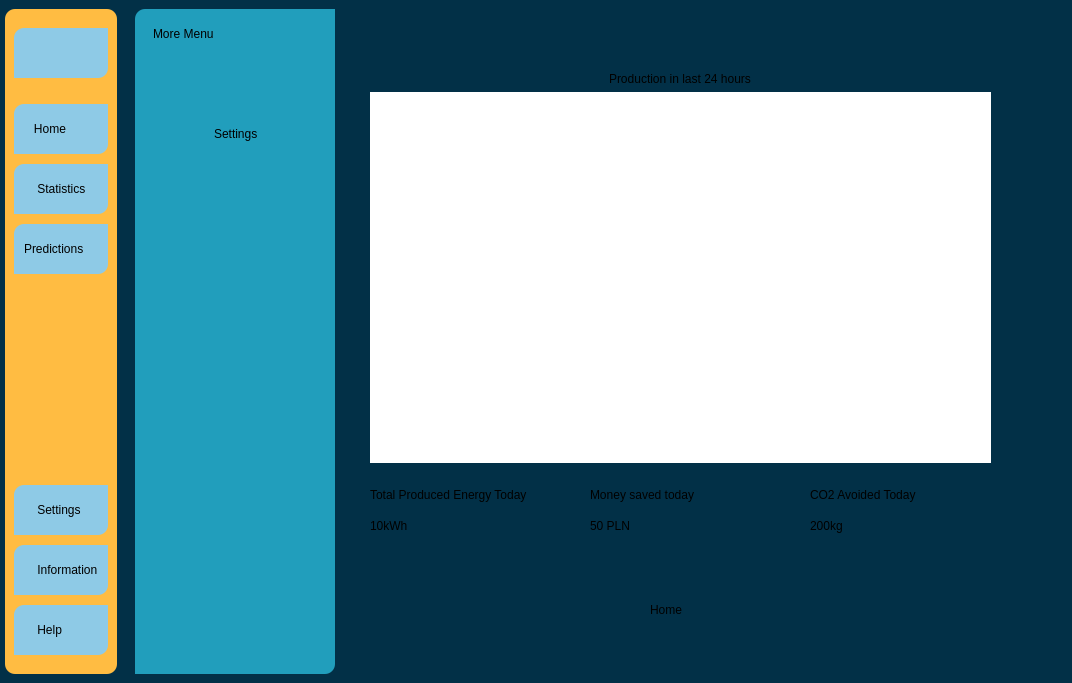
Above: Project1.ui from ddziechciarz/JPWPApp before the change. Below: the same form after it.
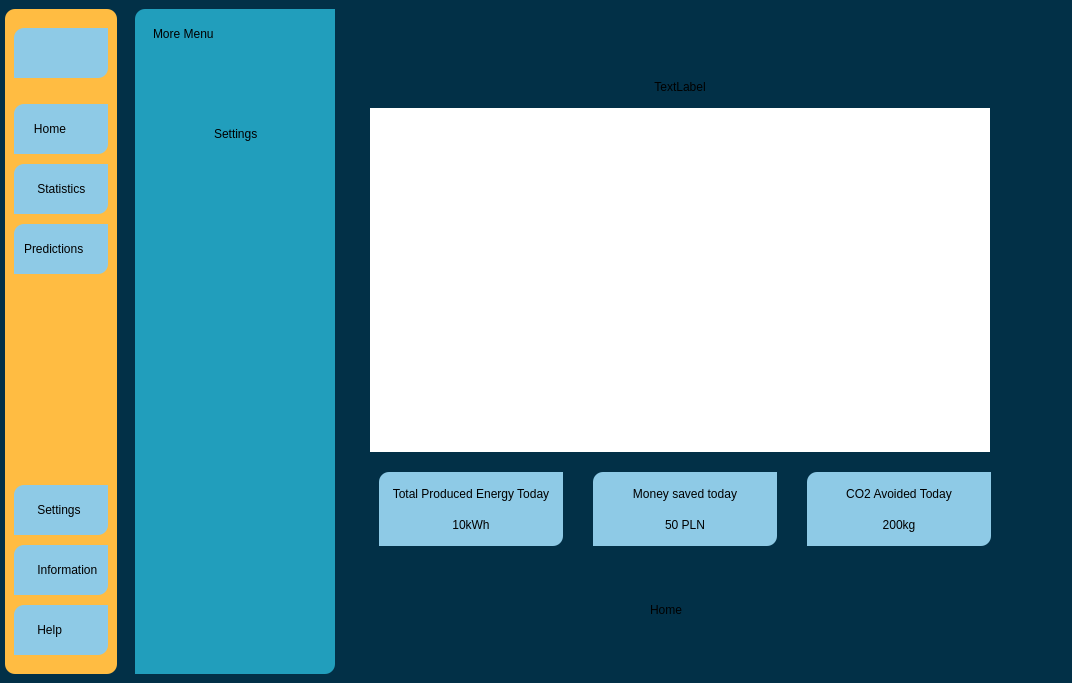
That is the form after the change. The open tabs and pages were chosen to show the change. Icons and pictures are not drawn.

The edit to the form file:
```diff
--- a/Project1.ui
+++ b/Project1.ui
@@ -55,6 +55,36 @@
 #helpPage{
 	background-color: #219ebc;
 }
+#avoidedCO2Widget{
+	background-color: #8ecae6;
+	border-top-left-radius: 10px;
+	border-bottom-right-radius: 10px;
+}
+#moneySavedWidget{
+	background-color: #8ecae6;
+	border-top-left-radius: 10px;
+	border-bottom-right-radius: 10px;
+}
+#totalProduced{
+	background-color: #8ecae6;
+	border-top-left-radius: 10px;
+	border-bottom-right-radius: 10px;
+}
+#predictedProductionWidget{
+	background-color: #8ecae6;
+	border-top-left-radius: 10px;
+	border-bottom-right-radius: 10px;
+}
+#predictedSavingsWidget{
+	background-color: #8ecae6;
+	border-top-left-radius: 10px;
+	border-bottom-right-radius: 10px;
+}
+#statGraphSettingsWidet{
+	background-color: #8ecae6;
+	border-top-left-radius: 10px;
+	border-bottom-right-radius: 10px;
+}
 </string>
   </property>
   <widget class="QWidget" name="centralwidget">
@@ -564,38 +594,78 @@
                <rect>
                 <x>20</x>
                 <y>30</y>
-                <width>621</width>
-                <height>391</height>
+                <width>620</width>
+                <height>380</height>
                </rect>
               </property>
               <layout class="QVBoxLayout" name="verticalLayout_11">
-               <item alignment="Qt::AlignHCenter">
-                <widget class="QLabel" name="label_7">
+               <item alignment="Qt::AlignHCenter|Qt::AlignVCenter">
+                <widget class="QWidget" name="graphWidgetName" native="true">
+                 <property name="minimumSize">
+                  <size>
+                   <width>200</width>
+                   <height>20</height>
+                  </size>
+                 </property>
+                 <property name="maximumSize">
+                  <size>
+                   <width>150</width>
+                   <height>30</height>
+                  </size>
+                 </property>
+                 <layout class="QHBoxLayout" name="horizontalLayout_8">
+                  <item>
+                   <widget class="QLabel" name="label_10">
                  <property name="text">
-                  <string>Production in last 24 hours</string>
-                 </property>
-                </widget>
-               </item>
+                     <string>TextLabel</string>
+                    </property>
+                    <property name="alignment">
+                     <set>Qt::AlignCenter</set>
+                    </property>
+                   </widget>
+                  </item>
+                 </layout>
+                </widget>
+               </item>
                <item>
-                <widget class="QGraphicsView" name="graphicsView"/>
+                <widget class="QGraphicsView" name="graphicsView">
+                 <property name="minimumSize">
+                  <size>
+                   <width>0</width>
+                   <height>100</height>
+                  </size>
+                 </property>
+                </widget>
                </item>
               </layout>
              </widget>
+             <widget class="QWidget" name="dataWidget" native="true">
+              <property name="geometry">
+               <rect>
+                <x>20</x>
+                <y>430</y>
+                <width>621</width>
+                <height>74</height>
+               </rect>
+              </property>
+              <layout class="QHBoxLayout" name="horizontalLayout_9">
+               <property name="spacing">
+                <number>30</number>
+               </property>
+               <property name="leftMargin">
+                <number>9</number>
+               </property>
+               <item>
              <widget class="QWidget" name="totalProduced" native="true">
-              <property name="geometry">
-               <rect>
-                <x>20</x>
-                <y>440</y>
-                <width>170</width>
-                <height>56</height>
-               </rect>
-              </property>
               <layout class="QVBoxLayout" name="verticalLayout_10">
                <item>
                 <widget class="QLabel" name="totalProducedLabel">
                  <property name="text">
                   <string>Total Produced Energy Today</string>
                  </property>
+                    <property name="alignment">
+                     <set>Qt::AlignCenter</set>
+                    </property>
                 </widget>
                </item>
                <item>
@@ -603,51 +673,51 @@
                  <property name="text">
                   <string>10kWh</string>
                  </property>
+                    <property name="alignment">
+                     <set>Qt::AlignCenter</set>
+                    </property>
                 </widget>
                </item>
               </layout>
              </widget>
+               </item>
+               <item>
              <widget class="QWidget" name="moneySavedWidget" native="true">
-              <property name="geometry">
-               <rect>
-                <x>240</x>
-                <y>440</y>
-                <width>121</width>
-                <height>56</height>
-               </rect>
-              </property>
               <layout class="QVBoxLayout" name="verticalLayout_9">
                <item>
-                <widget class="QLabel" name="moneySavedValue">
+                   <widget class="QLabel" name="moneySavedTodayLabel">
                  <property name="text">
                   <string>Money saved today</string>
                  </property>
+                    <property name="alignment">
+                     <set>Qt::AlignCenter</set>
+                    </property>
                 </widget>
                </item>
                <item>
-                <widget class="QLabel" name="label_9">
+                   <widget class="QLabel" name="moneySavedValue">
                  <property name="text">
                   <string>50 PLN</string>
                  </property>
+                    <property name="alignment">
+                     <set>Qt::AlignCenter</set>
+                    </property>
                 </widget>
                </item>
               </layout>
              </widget>
+               </item>
+               <item>
              <widget class="QWidget" name="avoidedCO2Widget" native="true">
-              <property name="geometry">
-               <rect>
-                <x>460</x>
-                <y>440</y>
-                <width>122</width>
-                <height>56</height>
-               </rect>
-              </property>
               <layout class="QVBoxLayout" name="verticalLayout_6">
                <item>
                 <widget class="QLabel" name="avoidedCO2Label">
                  <property name="text">
                   <string>CO2 Avoided Today</string>
                  </property>
+                    <property name="alignment">
+                     <set>Qt::AlignCenter</set>
+                    </property>
                 </widget>
                </item>
                <item>
@@ -655,6 +725,12 @@
                  <property name="text">
                   <string>200kg</string>
                  </property>
+                    <property name="alignment">
+                     <set>Qt::AlignCenter</set>
+                    </property>
+                   </widget>
+                  </item>
+                 </layout>
                 </widget>
                </item>
               </layout>
```
Left out of the diff: 129 changed lines with no effect on the pictures. Lines whose indentation alone changed are shown as unchanged.
